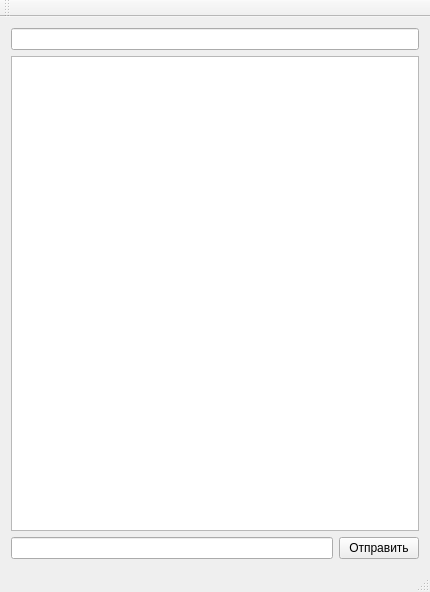
Before: the Qt Designer form QTMessenger/InterfaceChat.ui in MisterMax707/QTMessenger, drawn with Qt 5.
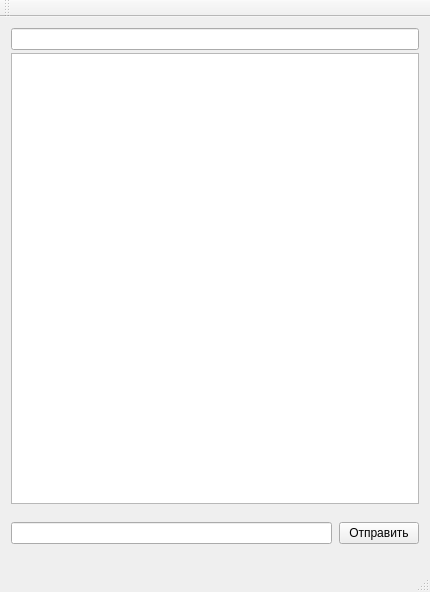
After: the same form once the commit is applied.

Commit message: Создана возможность изменять сообщение по нажатие клавишной кнопки C

```diff
--- a/QTMessenger/InterfaceChat.ui
+++ b/QTMessenger/InterfaceChat.ui
@@ -17,6 +17,21 @@
    <layout class="QVBoxLayout" name="verticalLayout_2">
     <item>
      <layout class="QVBoxLayout" name="verticalLayout">
+      <property name="spacing">
+       <number>3</number>
+      </property>
+      <property name="sizeConstraint">
+       <enum>QLayout::SetDefaultConstraint</enum>
+      </property>
+      <property name="topMargin">
+       <number>0</number>
+      </property>
+      <property name="rightMargin">
+       <number>0</number>
+      </property>
+      <property name="bottomMargin">
+       <number>0</number>
+      </property>
       <item>
        <widget class="QLineEdit" name="lineEdit_nameChatOrContact"/>
       </item>
@@ -24,7 +39,47 @@
        <widget class="QListWidget" name="listWidget_chat"/>
       </item>
       <item>
+       <widget class="QStackedWidget" name="stackedWidget">
+        <property name="maximumSize">
+         <size>
+          <width>16777215</width>
+          <height>52</height>
+         </size>
+        </property>
+        <property name="lineWidth">
+         <number>2</number>
+        </property>
+        <property name="currentIndex">
+         <number>0</number>
+        </property>
+        <widget class="QWidget" name="page_5">
+         <property name="maximumSize">
+          <size>
+           <width>16777215</width>
+           <height>100</height>
+          </size>
+         </property>
+         <layout class="QVBoxLayout" name="verticalLayout_3">
+          <property name="spacing">
+           <number>7</number>
+          </property>
+          <property name="leftMargin">
+           <number>0</number>
+          </property>
+          <property name="topMargin">
+           <number>11</number>
+          </property>
+          <property name="rightMargin">
+           <number>0</number>
+          </property>
+          <property name="bottomMargin">
+           <number>11</number>
+          </property>
+          <item>
        <layout class="QHBoxLayout" name="horizontalLayout">
+            <property name="spacing">
+             <number>7</number>
+            </property>
         <item>
          <widget class="QLineEdit" name="lineEdit_chat"/>
         </item>
@@ -36,6 +91,34 @@
          </widget>
         </item>
        </layout>
+          </item>
+         </layout>
+        </widget>
+        <widget class="QWidget" name="page_6">
+         <layout class="QVBoxLayout" name="verticalLayout_4">
+          <property name="leftMargin">
+           <number>0</number>
+          </property>
+          <property name="rightMargin">
+           <number>0</number>
+          </property>
+          <item>
+           <layout class="QHBoxLayout" name="horizontalLayout_3">
+            <item>
+             <widget class="QLineEdit" name="lineEdit_changeMessage"/>
+            </item>
+            <item>
+             <widget class="QPushButton" name="pushButton_changeMessage">
+              <property name="text">
+               <string>Изменить</string>
+              </property>
+             </widget>
+            </item>
+           </layout>
+          </item>
+         </layout>
+        </widget>
+       </widget>
       </item>
      </layout>
     </item>
```
Lines whose indentation alone changed are shown as unchanged. The commit also changes 4 other files.
